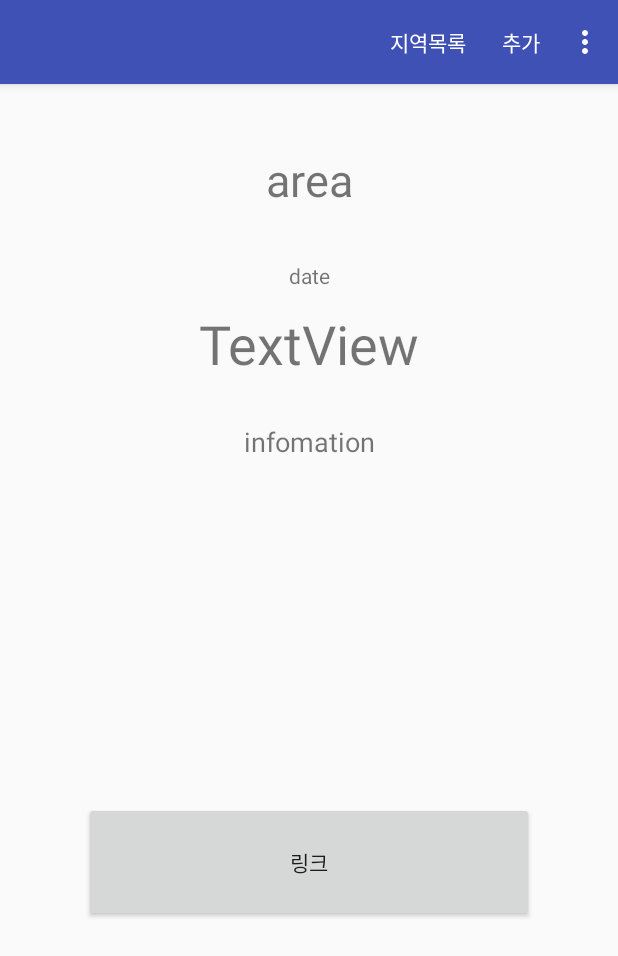
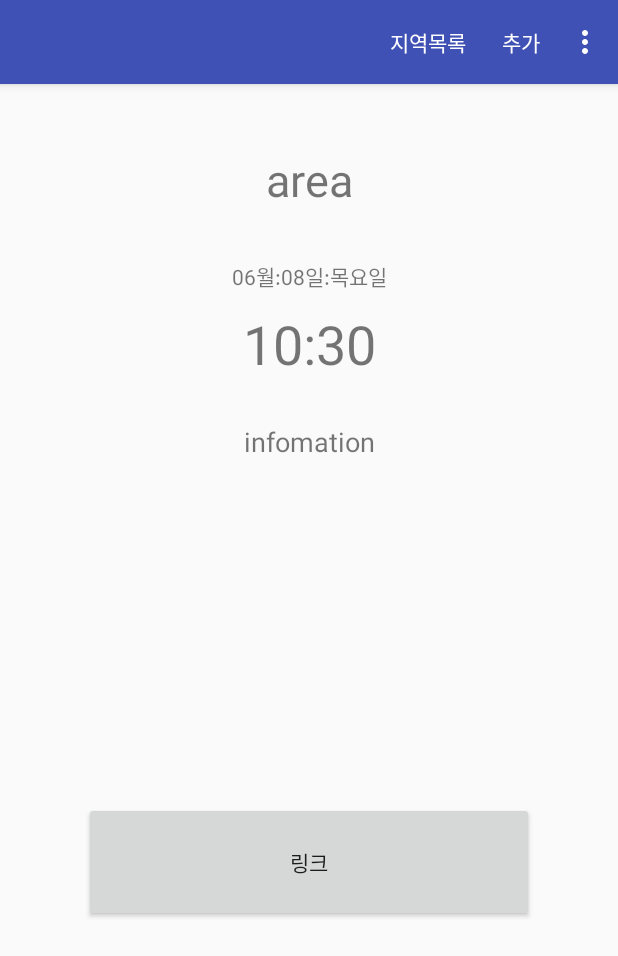
Before and after one commit to Psyke1004/IsThereDust, an Android app: the screen it shows after launch (Main2Activity), on a phone screen of 412 x 824 dp. Shown: the top 956 px of the screen. Run offline under Robolectric (Android 15) with nearby library versions, the phone set to English and light mode, and no system bars.

Commit message:
현제시간을 출력하는 코드 추가

```diff
--- a/app/src/main/java/psykehg/istheredust/Main2Activity.java
+++ b/app/src/main/java/psykehg/istheredust/Main2Activity.java
@@ -7,18 +7,52 @@ import android.support.v7.app.AppCompatActivity;
 import android.support.v7.widget.Toolbar;
 import android.view.Menu;
 import android.view.View;
+import android.widget.TextView;
+
+import java.text.SimpleDateFormat;
+import java.util.Date;
+import java.util.Locale;
 
 public class Main2Activity extends AppCompatActivity {
+
+    TextView txtTime;
+    TextView txtDate;
+
+    // 현재시간을 msec 으로 구한다.
+    long now = System.currentTimeMillis();
+
+    // 현재시간을 date 변수에 저장한다.
+    Date date = new Date(now);
+
+    // 시간을 나타냇 포맷을 정한다 ( yyyy/MM/dd 같은 형태로 변형 가능 )
+    SimpleDateFormat NowTime = new SimpleDateFormat("HH:mm");
+    SimpleDateFormat NowDate = new SimpleDateFormat("MM월:dd일:EE요일", Locale.KOREAN);
+
+    // nowDate 변수에 값을 저장한다.
+    String formatTime = NowTime.format(date);
+    String formatDate = NowDate.format(date);
 
     @Override
     protected void onCreate(Bundle savedInstanceState) {
         super.onCreate(savedInstanceState);
         setContentView(R.layout.activity_main2);
+
+        //툴바 생성
         Toolbar toolbar = (Toolbar) findViewById(R.id.toolbar);
+        //툴바를 화면에 출력
         setSupportActionBar(toolbar);
 
+        //xml에 지정해둔 화면을 코드와 연결
+        txtTime = (TextView)findViewById(R.id.txtTime);
+        txtDate = (TextView)findViewById(R.id.txtDate);
+
+        //출력
+        txtTime.setText(formatTime);
+        txtDate.setText(formatDate);
 
     }
+
+    //메뉴를 툴바에 추가
     public boolean onCreateOptionsMenu(Menu menu) {
         // Inflate the menu; this adds items to the action bar if it is present.
         getMenuInflater().inflate(R.menu.main, menu);
--- a/app/src/main/res/layout/content_main2.xml
+++ b/app/src/main/res/layout/content_main2.xml
@@ -9,7 +9,7 @@
     tools:showIn="@layout/activity_main2">
 
     <TextView
-        android:id="@+id/textView"
+        android:id="@+id/txtArea"
         android:layout_width="wrap_content"
         android:layout_height="wrap_content"
         android:layout_marginBottom="8dp"
@@ -25,7 +25,7 @@
         app:layout_constraintVertical_bias="0.050000012" />
 
     <TextView
-        android:id="@+id/textView2"
+        android:id="@+id/txtDate"
         android:layout_width="wrap_content"
         android:layout_height="wrap_content"
         android:layout_marginBottom="8dp"
@@ -40,7 +40,7 @@
         app:layout_constraintVertical_bias="0.14999998" />
 
     <TextView
-        android:id="@+id/textView3"
+        android:id="@+id/txtTime"
         android:layout_width="wrap_content"
         android:layout_height="wrap_content"
         android:layout_marginBottom="8dp"
```
